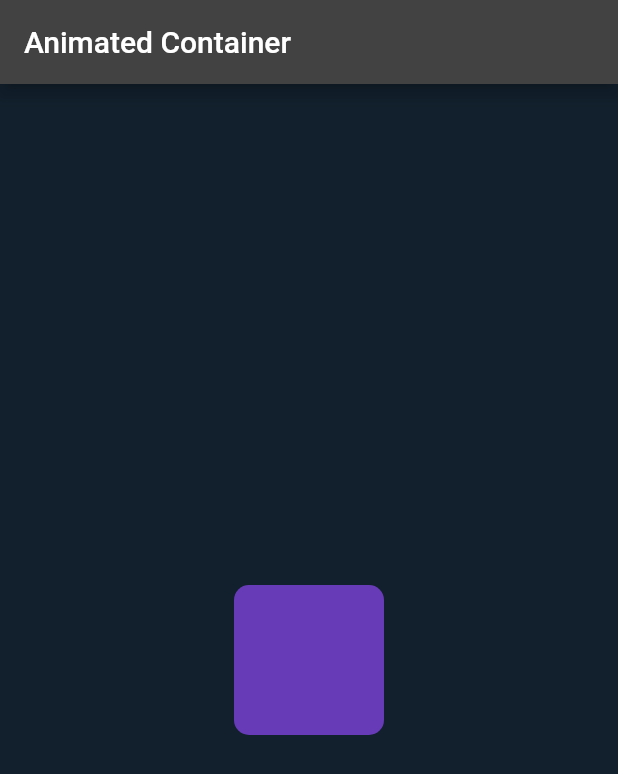
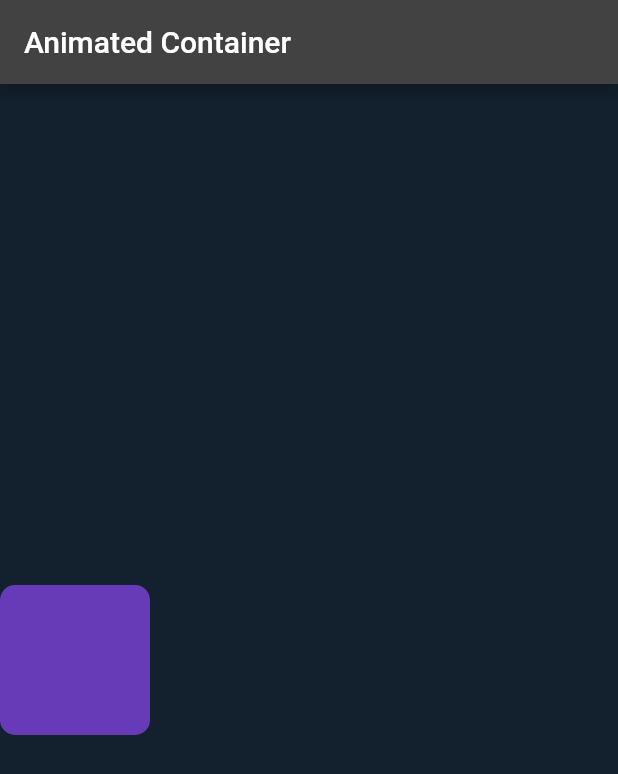
Before and after one commit to flutter-all-playground/animated_container, a Flutter app: the screen it shows after launch, on a phone screen of 412 x 824 dp. Shown: the top 774 px of the screen. Run offline on Flutter 3.47's test engine with Material 2 defaults, Android fonts, the phone set to English and light mode, and no system bars.

```diff
--- a/lib/main.dart
+++ b/lib/main.dart
@@ -12,7 +12,7 @@ class MyApp extends StatelessWidget {
     return MaterialApp(
       title: 'Animated Container',
       theme: ThemeData.dark().copyWith(
-        scaffoldBackgroundColor: const Color.fromARGB(255, 18, 32, 45),
+        scaffoldBackgroundColor: const Color.fromARGB(254, 18, 32, 45),
       ),
       home: const MyHomePage(),
     );
@@ -44,7 +44,10 @@ class _MyHomePageState extends State<MyHomePage> {
               _selected = !_selected;
             });
           },
-          child: AnimatedContainer(
+          child: Row(
+            children: [
+              Container(alignment: Alignment.center),
+              AnimatedContainer(
                 duration: const Duration(seconds: 1),
                 height: _selected ? 200 : 100,
                 width: _selected ? 200 : 100,
@@ -55,6 +58,8 @@ class _MyHomePageState extends State<MyHomePage> {
                   // shape: _selected ? BoxShape.circle : BoxShape.rectangle,
                 ),
               ),
+            ],
+          ),
         ),
       ),
     );
```
Lines whose indentation alone changed are shown as unchanged.
